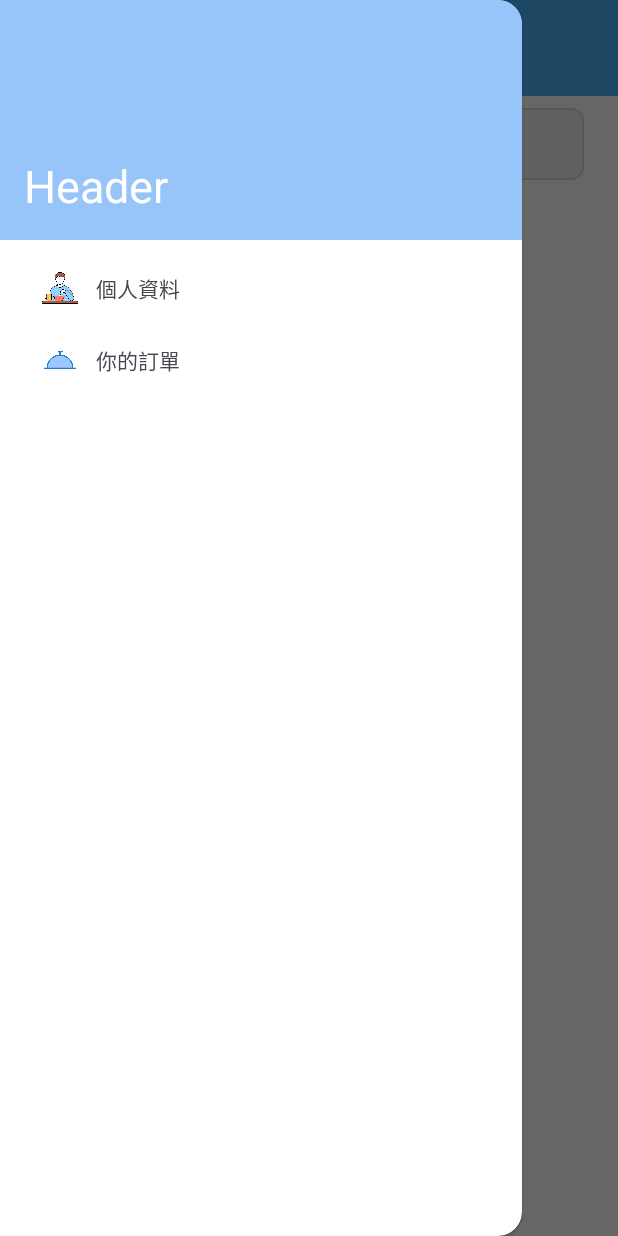
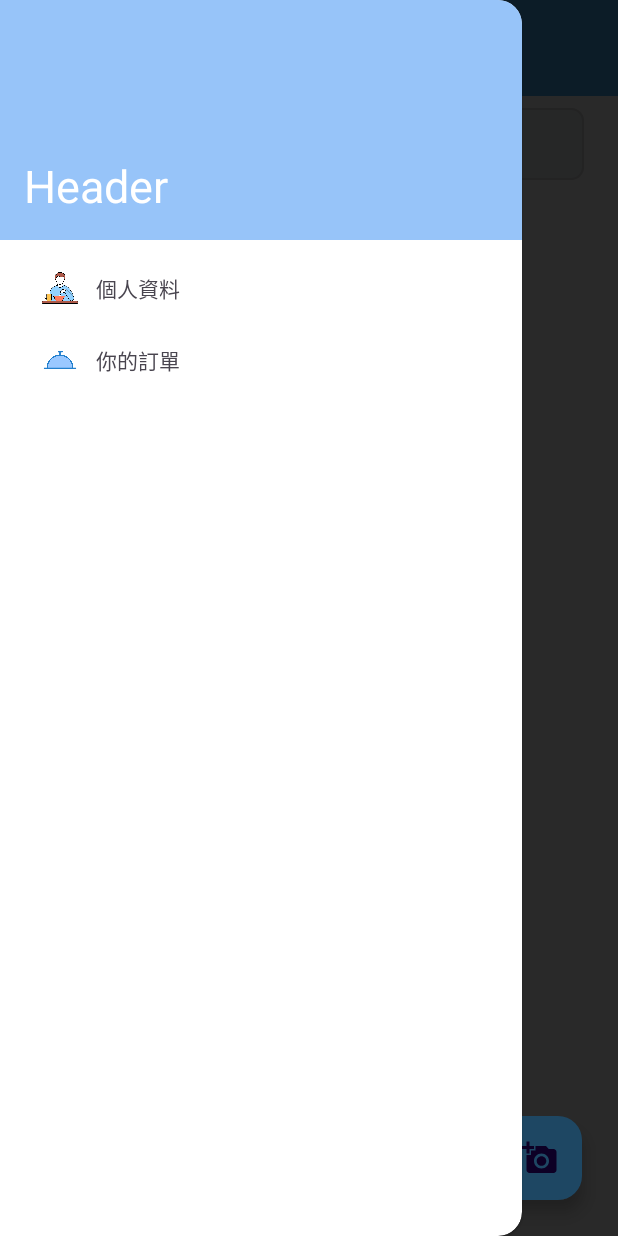
Before and after one commit to WhitePomeranian/Mobile-Application-Development_Hungry, an Android app: the screen it shows after launch once a user with an empty profile is signed in (SearchShop), with the side drawer open, on a phone screen of 412 x 824 dp. Run offline under Robolectric (Android 15) with nearby library versions, the phone set to English and light mode, and no system bars; our stand-ins replace Firebase (no records; nobody signed in at launch, a user with empty details on screens opened directly); libraries missing offline, so code that uses them is left out: com.firebase.client; 1 statement that could not run was skipped.

Commit message:
新增商家可查看訂位資訊。

```diff
--- a/app/src/main/AndroidManifest.xml
+++ b/app/src/main/AndroidManifest.xml
@@ -15,6 +15,9 @@
         android:supportsRtl="true"
         android:theme="@style/Theme.Hungry"
         tools:targetApi="31">
+        <activity
+            android:name=".OrderManage"
+            android:exported="false" />
         <activity
             android:name=".CreateShopActivity"
             android:exported="false" />
--- a/app/src/main/java/com/fcu/hungryapp/MerchantActivity.java
+++ b/app/src/main/java/com/fcu/hungryapp/MerchantActivity.java
@@ -35,7 +35,7 @@ public class MerchantActivity extends AppCompatActivity {
             public void onClick(View v) {
                 int id = v.getId();
                 if(id == R.id.btn_reservation_list) {
-                    Intent intent = new Intent(MerchantActivity.this, SeatActivity.class);
+                    Intent intent = new Intent(MerchantActivity.this, OrderManage.class);
                     startActivity(intent);
                 } else if(id == R.id.btn_order_details) {
                     Intent intent = new Intent(MerchantActivity.this, OrderActivity.class);
--- a/app/src/main/java/com/fcu/hungryapp/SearchShop.java
+++ b/app/src/main/java/com/fcu/hungryapp/SearchShop.java
@@ -10,6 +10,7 @@ import androidx.drawerlayout.widget.DrawerLayout;
 import android.content.Intent;
 import android.net.Uri;
 import android.os.Bundle;
+import android.service.controls.actions.FloatAction;
 import android.util.Log;
 import android.view.MenuItem;
 import android.view.View;
@@ -17,6 +18,7 @@ import android.widget.AdapterView;
 import android.widget.ListView;
 import android.widget.Toast;
 
+import com.google.android.material.floatingactionbutton.FloatingActionButton;
 import com.google.android.material.navigation.NavigationView;
 import com.google.firebase.auth.FirebaseAuth;
 import com.google.firebase.auth.FirebaseUser;
@@ -47,12 +49,16 @@ public class SearchShop extends AppCompatActivity {
     NavigationView nvDrawer;
     private Toolbar tbSearchShop;
 
+    //floating action button
+    private FloatingActionButton fab_camera;
+
     @Override
     protected void onCreate(Bundle savedInstanceState) {
         super.onCreate(savedInstanceState);
         setContentView(R.layout.activity_search_shop);
 
         lvShop = findViewById(R.id.lv_shop);
+        fab_camera = findViewById(R.id.fab_camera_bt);
 
         List<ShopInfo> shops = new ArrayList<>();
 
@@ -125,6 +131,13 @@ public class SearchShop extends AppCompatActivity {
                 return true;
             }
         });
+
+        fab_camera.setOnClickListener(new View.OnClickListener() {
+            @Override
+            public void onClick(View v) {
+                //start activity to scan QRCode.
+            }
+        });
     }
 
     public void onBackPressed() {
--- /dev/null
+++ b/app/src/main/res/drawable/baseline_add_a_photo_24.xml
@@ -0,0 +1,5 @@
+<vector android:height="24dp" android:tint="#000000"
+    android:viewportHeight="24" android:viewportWidth="24"
+    android:width="24dp" xmlns:android="http://schemas.android.com/apk/res/android">
+    <path android:fillColor="@android:color/white" android:pathData="M3,4V1h2v3h3v2H5v3H3V6H0V4H3zM6,10V7h3V4h7l1.83,2H21c1.1,0 2,0.9 2,2v12c0,1.1 -0.9,2 -2,2H5c-1.1,0 -2,-0.9 -2,-2V10H6zM13,19c2.76,0 5,-2.24 5,-5s-2.24,-5 -5,-5s-5,2.24 -5,5S10.24,19 13,19zM9.8,14c0,1.77 1.43,3.2 3.2,3.2s3.2,-1.43 3.2,-3.2s-1.43,-3.2 -3.2,-3.2S9.8,12.23 9.8,14z"/>
+</vector>
--- a/app/src/main/res/layout/activity_search_shop.xml
+++ b/app/src/main/res/layout/activity_search_shop.xml
@@ -63,4 +63,22 @@
         app:menu="@menu/drawer_menu"
         android:theme="@style/drawer_text_style" />
 
+    <androidx.constraintlayout.widget.ConstraintLayout
+        android:id="@+id/fab_camera"
+        android:layout_width="match_parent"
+        android:layout_height="match_parent">
+
+        <com.google.android.material.floatingactionbutton.FloatingActionButton
+            android:id="@+id/fab_camera_bt"
+            android:layout_width="wrap_content"
+            android:layout_height="wrap_content"
+            android:layout_marginEnd="24dp"
+            android:layout_marginBottom="24dp"
+            android:backgroundTint="@color/search_shop_toolbar"
+            android:clickable="true"
+            android:src="@drawable/baseline_add_a_photo_24"
+            app:layout_constraintBottom_toBottomOf="parent"
+            app:layout_constraintEnd_toEndOf="parent" />
+    </androidx.constraintlayout.widget.ConstraintLayout>
+
 </androidx.drawerlayout.widget.DrawerLayout>
```
Also changed, not shown: app/src/main/java/com/fcu/hungryapp/OrderInfo.java (added, +44 -0 lines), app/src/main/java/com/fcu/hungryapp/OrderInfoAdapter.java (added, +60 -0 lines), app/src/main/java/com/fcu/hungryapp/OrderManage.java (added, +63 -0 lines), app/src/main/res/layout/activity_order_manage.xml (added, +21 -0 lines), app/src/main/res/layout/order_info.xml (added, +58 -0 lines).
